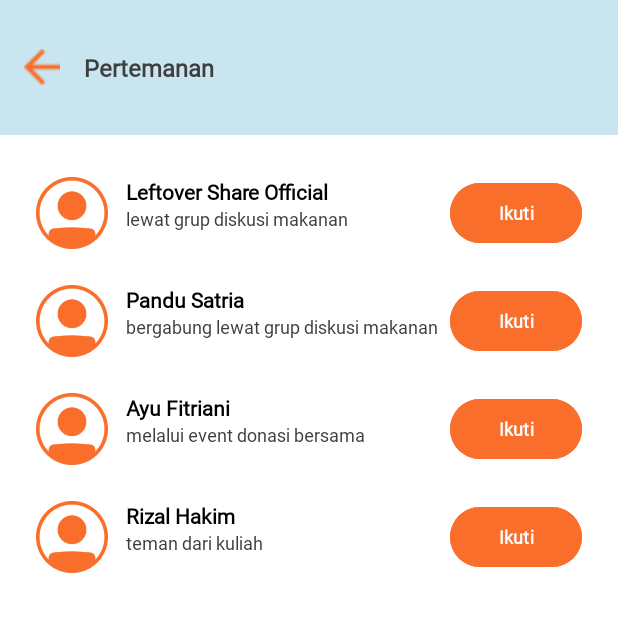
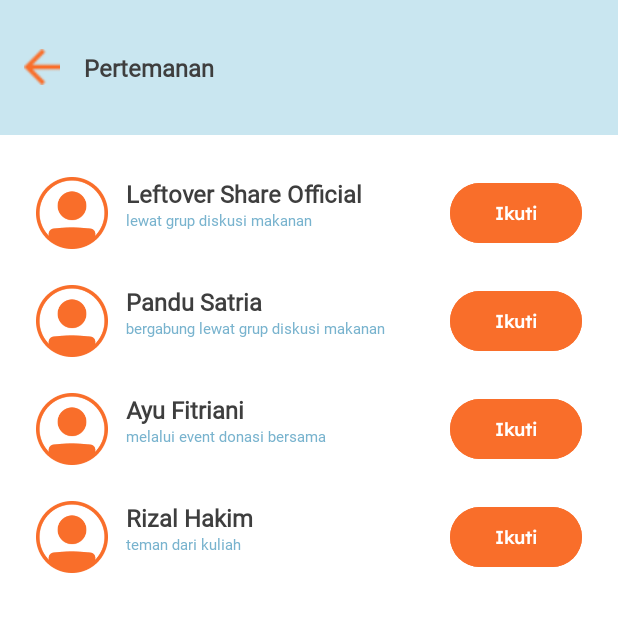
Before and after one commit to bukanberuangsr/Proyek-Akhir-PAM, an Android app: the PertemananActivity screen opened directly, with no data from a screen before it, on a phone screen of 412 x 824 dp, the top half of it. Run offline under Robolectric (Android 15) with nearby library versions, the phone set to English and light mode, and no system bars.

Commit message:
perbaikan style

```diff
--- /dev/null
+++ b/app/src/main/res/drawable/bg_button_follow_orange.xml
@@ -0,0 +1,6 @@
+<?xml version="1.0" encoding="utf-8"?>
+<shape xmlns:android="http://schemas.android.com/apk/res/android"
+    android:shape="rectangle">
+    <solid android:color="@color/orange" />
+    <corners android:radius="16dp" />
+</shape>
--- a/app/src/main/res/layout/activity_edit_profile.xml
+++ b/app/src/main/res/layout/activity_edit_profile.xml
@@ -211,5 +211,5 @@
         android:text="Simpan"
         android:textColor="@color/white"
         android:textSize="16sp"
-        style="@style/lexend_semibold"/>
+        style="@style/inter_semibold"/>
 </LinearLayout>
--- a/app/src/main/res/layout/activity_item_teman.xml
+++ b/app/src/main/res/layout/activity_item_teman.xml
@@ -27,8 +27,8 @@
             android:layout_width="wrap_content"
             android:layout_height="wrap_content"
             android:text="Nama Teman"
-            android:textColor="@color/black"
-            android:textSize="14sp"
+            android:textColor="@color/grey"
+            android:textSize="16sp"
             style="@style/inter_semibold" />
 
         <TextView
@@ -36,8 +36,8 @@
             android:layout_width="wrap_content"
             android:layout_height="wrap_content"
             android:text="Deskripsi"
-            android:textColor="@color/grey"
-            android:textSize="12sp"
+            android:textColor="@color/tosca"
+            android:textSize="10sp"
             style="@style/inter_regular" />
     </LinearLayout>
 
@@ -49,5 +49,5 @@
         android:text="Ikuti"
         android:textColor="@color/white"
         android:textSize="12sp"
-        style="@style/inter_semibold" />
+        style="@style/lexend_semibold" />
 </LinearLayout>
--- a/app/src/main/res/layout/fragment_profile.xml
+++ b/app/src/main/res/layout/fragment_profile.xml
@@ -25,7 +25,7 @@
             android:orientation="vertical"
             android:background="@color/white">
 
-            <!-- Header (Hanya background biru, tanpa panah & teks) -->
+            <!-- Header -->
             <RelativeLayout
                 android:layout_width="match_parent"
                 android:layout_height="90dp"
```
Also changed, not shown: app/src/main/res/layout/activity_info_profile.xml (renamed from app/src/main/res/layout/activity_profile.xml).
